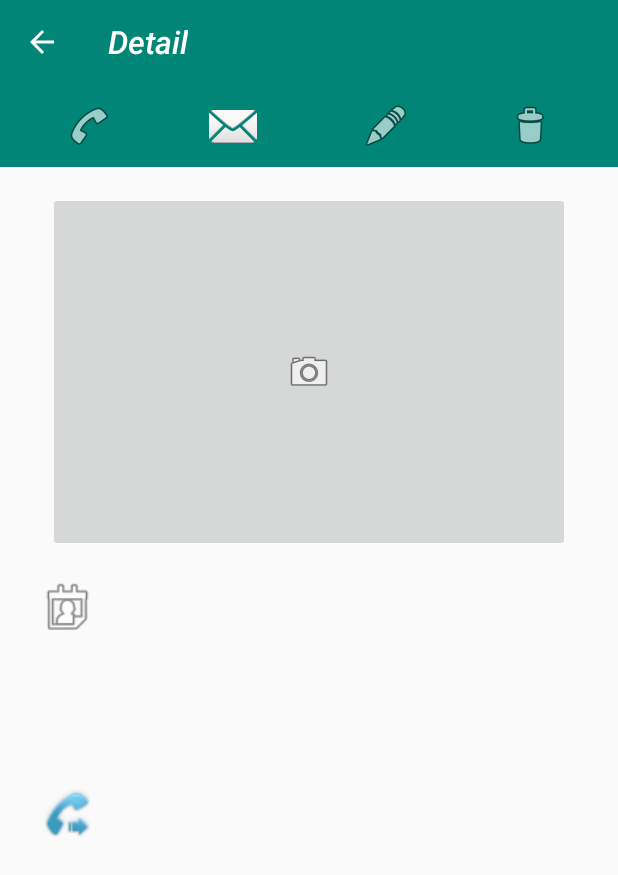
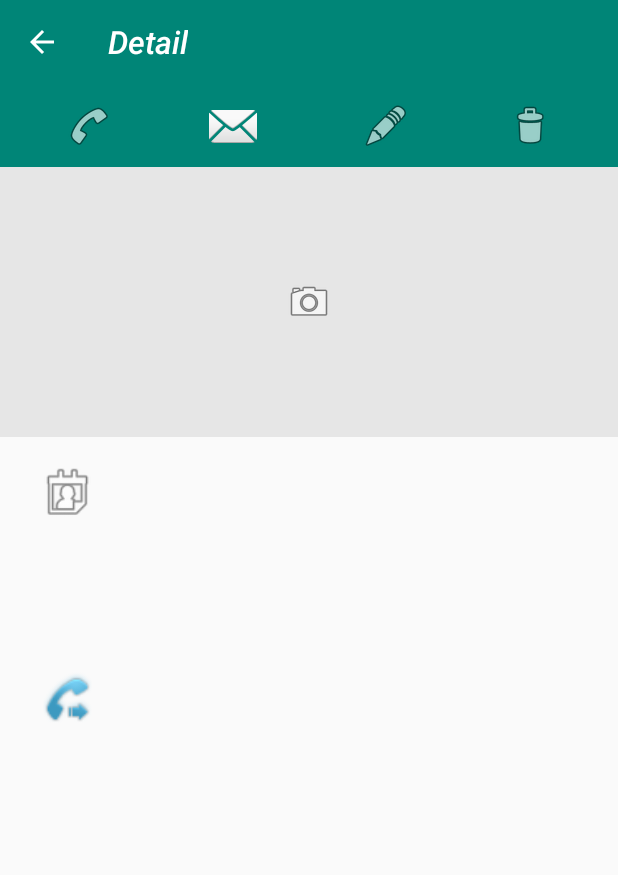
Before and after one commit to ViictorD/42-ft_hangouts, an Android app: the UserDetails screen opened directly, with no data from a screen before it, on a phone screen of 412 x 824 dp. Shown: the top 875 px of the screen. Run offline under Robolectric (Android 15) with nearby library versions, the phone set to English and light mode, and no system bars.

Commit message:
ready to correct

```diff
--- a/app/src/main/java/com/example/ft_hangouts/SmsBroadcastReceiver.kt
+++ b/app/src/main/java/com/example/ft_hangouts/SmsBroadcastReceiver.kt
@@ -25,7 +25,6 @@ class SmsBroadcastReceiver : BroadcastReceiver() {
         val bundle = intent.extras
 
         try {
-            Log.i("LAAA", "SMS reveived !")
 
             if (bundle != null) {
 
--- a/app/src/main/java/com/example/ft_hangouts/database/DbFunctions.kt
+++ b/app/src/main/java/com/example/ft_hangouts/database/DbFunctions.kt
@@ -23,7 +23,6 @@ class DbFunctions {
                         user = User(CreateContact.getNewId(db), phone_number, "", phone_number, null, "")
                         db.userDao().insert(user)
                     }
-
                     var lst_sms: MutableList<Sms> = mutableListOf()
                     if (user.sms.length > 0)
                         lst_sms = stringToSms(user.sms)
--- a/app/src/main/res/layout/activity_user_details.xml
+++ b/app/src/main/res/layout/activity_user_details.xml
@@ -84,18 +84,16 @@
                     android:layout_height="wrap_content"
                     app:layout_constraintEnd_toEndOf="parent"
                     app:layout_constraintStart_toStartOf="parent"
-                    app:layout_constraintTop_toTopOf="parent" android:layout_marginTop="64dp">
+                    app:layout_constraintTop_toBottomOf="@+id/constraintLayout">
 
                 <ImageButton
                         android:layout_width="0dp"
-                        android:layout_height="240dp" app:srcCompat="@android:drawable/ic_menu_camera"
+                        android:layout_height="180dp" app:srcCompat="@android:drawable/ic_menu_camera"
                         android:id="@+id/image" app:layout_constraintEnd_toEndOf="parent"
                         app:layout_constraintStart_toStartOf="parent"
-                        android:layout_marginEnd="32dp"
-                        android:layout_marginRight="32dp" android:layout_marginLeft="32dp"
-                        android:layout_marginStart="32dp"
-                        android:layout_marginTop="8dp" app:layout_constraintTop_toTopOf="parent"
-                        android:contentDescription="@string/add_picture"/>
+                        app:layout_constraintTop_toTopOf="parent"
+                        android:contentDescription="@string/add_picture"
+                        android:background="@color/gray_nav_button"/>
                 <ImageView
                         android:layout_width="42dp"
                         android:layout_height="42dp" app:srcCompat="@android:drawable/ic_menu_my_calendar"
```
Also changed, not shown: app/src/main/java/com/example/ft_hangouts/CreateContact.kt (+33 -22 lines), app/src/main/java/com/example/ft_hangouts/MainActivity.kt (+27 -3 lines), app/src/main/java/com/example/ft_hangouts/UserDetails.kt (+10 -3 lines), app/src/main/res/layout/activity_create_contact.xml (+4 -5 lines), 1 other file.
